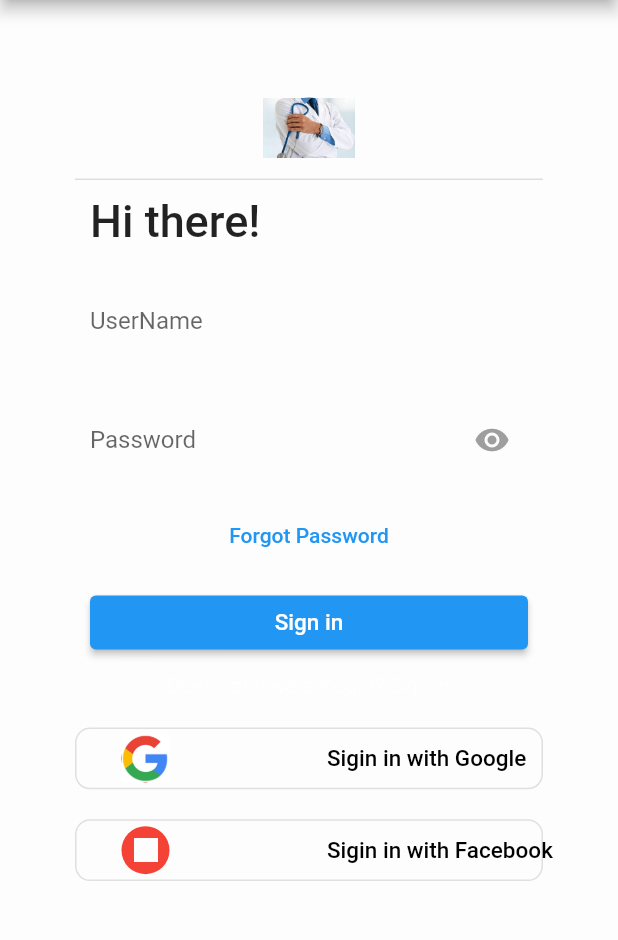
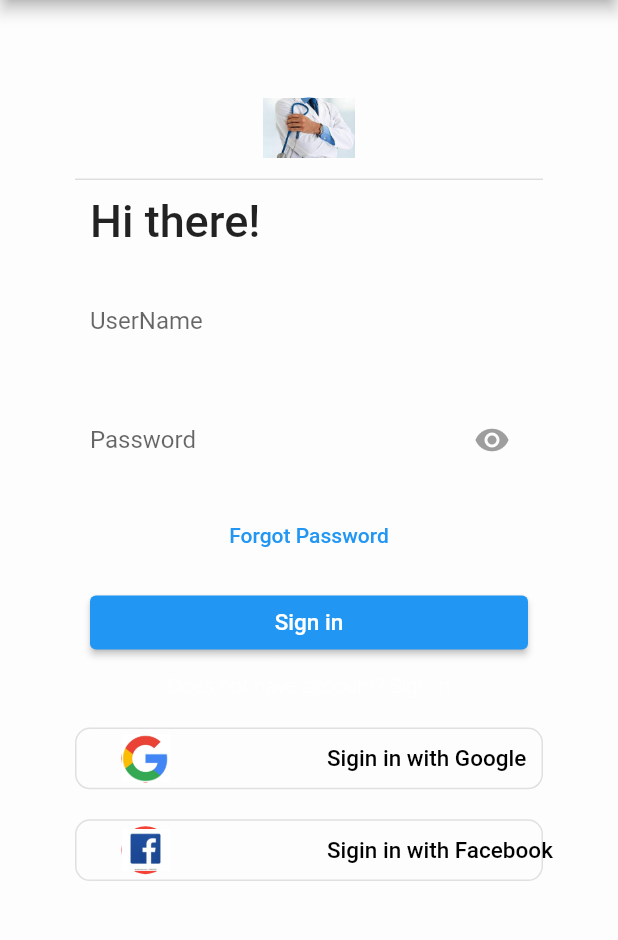
Before and after one commit to shahzebnaqvi/Medical_App, a Flutter app: the screen it shows after launch, on a phone screen of 412 x 824 dp, the part 84-1024 px from its top. Run offline on Flutter 3.47's test engine with Material 2 defaults, Android fonts, the phone set to English and light mode, and no system bars; our stand-ins replace carousel_slider, get, lottie; missing offline and left inert: dart:html.

Commit message:
Doctor History Updated

```diff
--- a/lib/Screens/auth/login.dart
+++ b/lib/Screens/auth/login.dart
@@ -169,11 +169,7 @@ class _LoginState extends State<Login> {
                     CircleAvatar(
                       radius: 16,
                       backgroundColor:Constants.redcolor,
-                      child: ImageIcon(
-                        AssetImage('assets/facebook.png'),
-                        color:Constants.mainColorWhite,
-                        size: 16,
-                      ),
+                       child:   Image.asset('assets/facebook.jpg'),
                     ),
                      Padding(padding: EdgeInsets.only(left: 105)),
                       GestureDetector(
```
Also changed, not shown: assets/facebook.jpg (added), assets/facebook.png (deleted).
